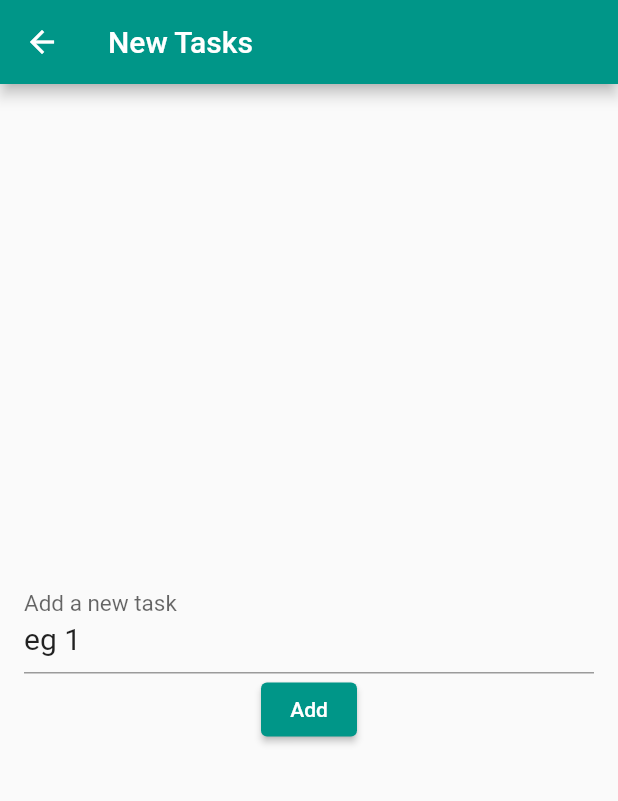
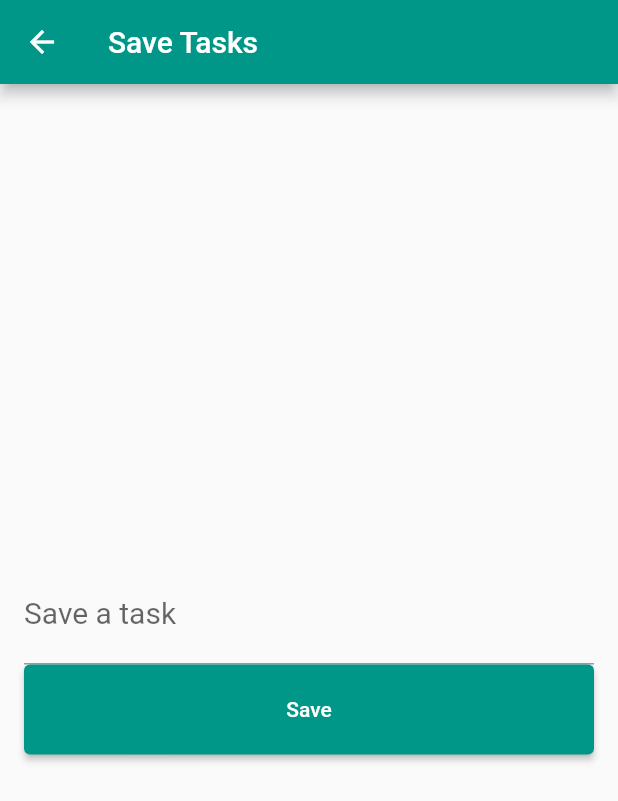
Before and after one commit to apoorvaadarsh/flutter_todo, a Flutter app: the screen it shows after launch, after a tap on the "add" icon, on a phone screen of 412 x 824 dp. Shown: the top 801 px of the screen. Run offline on Flutter 3.47's test engine with Material 2 defaults, Android fonts, the phone set to English and light mode, and no system bars.

Commit message:
Code Cleanup

```diff
--- a/lib/main.dart
+++ b/lib/main.dart
@@ -1,7 +1,5 @@
 import 'package:flutter/material.dart';
-import 'package:flutter_todo/models/todo.dart';
 import 'package:flutter_todo/screens/homescreen.dart';
-import 'package:flutter_todo/screens/new_task_screen.dart';
 
 void main() {
   runApp(MyApp());
@@ -18,10 +16,6 @@ class MyApp extends StatelessWidget {
         primarySwatch: Colors.teal,
       ),
       home: HomeScreen(),
-      routes: {
-        NewTaskScreen.routeName: (context) =>
-            NewTaskScreen(Todo(title: "eg 1", isCompleted: true)),
-      },
     );
   }
 }
--- a/lib/models/todo.dart
+++ b/lib/models/todo.dart
@@ -1,4 +1,4 @@
-class Todo{
+class Todo {
   String? title;
   bool isCompleted;
   Todo({this.title, this.isCompleted = false});
--- a/lib/screens/new_task_screen.dart
+++ b/lib/screens/new_task_screen.dart
@@ -3,7 +3,7 @@ import 'package:flutter_todo/models/todo.dart';
 
 class NewTaskScreen extends StatefulWidget {
   final Todo? item;
-  const NewTaskScreen(this.item);
+  const NewTaskScreen({this.item});
   static const routeName = '/newTask';
 
   @override
@@ -15,8 +15,10 @@ class _NewTaskScreenState extends State<NewTaskScreen> {
 
   @override
   void initState() {
-    titleController = new TextEditingController(
-        text: widget.item != null ? widget.item!.title : null);
+    // To set the incoming title of the todo task item
+    if (widget.item != null)
+      titleController = new TextEditingController(text: widget.item!.title);
+
     super.initState();
   }
 
@@ -28,7 +30,7 @@ class _NewTaskScreenState extends State<NewTaskScreen> {
   Widget build(BuildContext context) {
     return Scaffold(
       appBar: AppBar(
-        title: Text('New Tasks'),
+        title: Text('Save Tasks'),
       ),
       body: Padding(
         padding: const EdgeInsets.all(16.0),
@@ -38,9 +40,12 @@ class _NewTaskScreenState extends State<NewTaskScreen> {
             TextField(
                 controller: titleController,
                 style: TextStyle(fontSize: 20),
-                decoration: InputDecoration(labelText: 'Add a new task')),
+                decoration: InputDecoration(labelText: 'Save a task')),
             ElevatedButton(
-              child: Text('Add'),
+              child: Container(
+                  width: double.infinity,
+                  height: 60,
+                  child: Center(child: Text('Save'))),
               onPressed: () => submit(),
             )
           ],
```
Also changed, not shown: lib/screens/homescreen.dart (+84 -39 lines).
